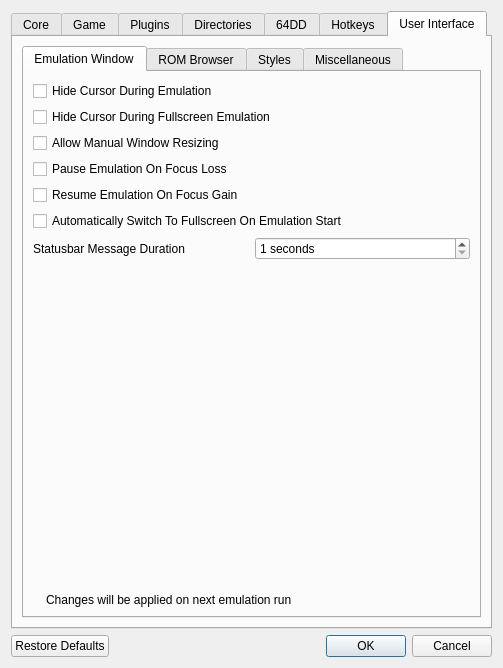
yeager/RMG, file Source/RMG/UserInterface/Dialog/SettingsDialog.ui: the form before one commit.
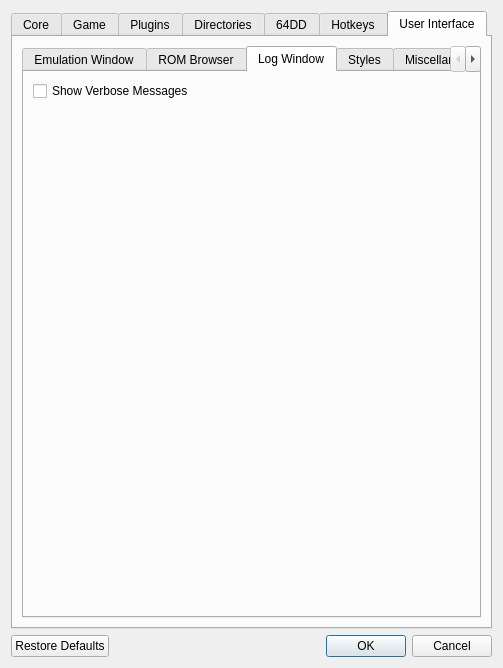
The form after the commit. The open tabs and pages were chosen to show the change. Icons and pictures are not drawn. Custom widgets are drawn as their Qt base class.

Commit message: add log window setting

Diff of the .ui file:
```diff
--- a/Source/RMG/UserInterface/Dialog/SettingsDialog.ui
+++ b/Source/RMG/UserInterface/Dialog/SettingsDialog.ui
@@ -1901,6 +1901,33 @@
                </item>
               </layout>
              </widget>
+             <widget class="QWidget" name="tab_5">
+              <attribute name="title">
+               <string>Log Window</string>
+              </attribute>
+              <layout class="QVBoxLayout" name="verticalLayout_9">
+               <item>
+                <widget class="QCheckBox" name="showVerboseLogMessagesCheckBox">
+                 <property name="text">
+                  <string>Show Verbose Messages</string>
+                 </property>
+                </widget>
+               </item>
+               <item>
+                <spacer name="verticalSpacer_12">
+                 <property name="orientation">
+                  <enum>Qt::Vertical</enum>
+                 </property>
+                 <property name="sizeHint" stdset="0">
+                  <size>
+                   <width>20</width>
+                   <height>503</height>
+                  </size>
+                 </property>
+                </spacer>
+               </item>
+              </layout>
+             </widget>
              <widget class="QWidget" name="tab_4">
               <attribute name="title">
                <string>Styles</string>
```
The commit also changes 7 other files.
